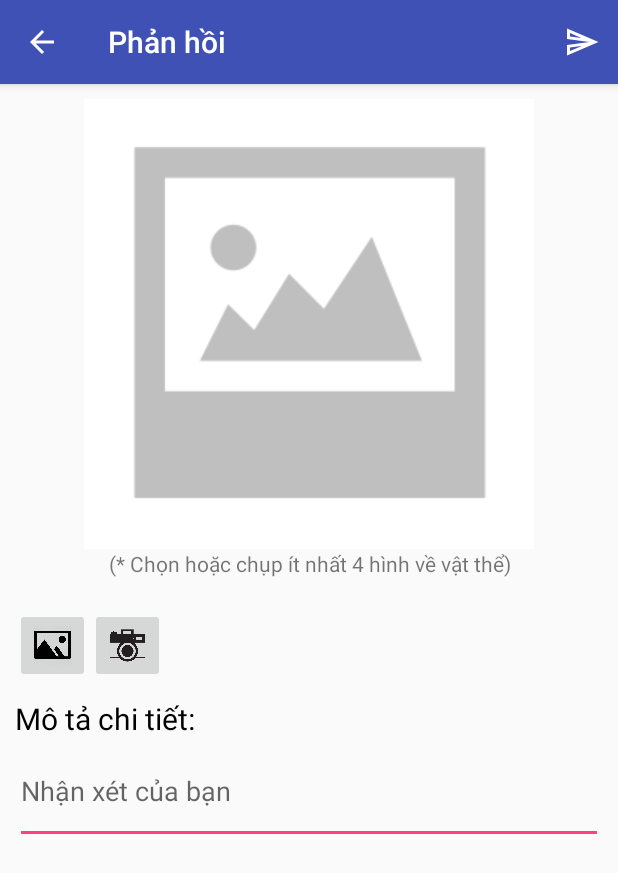
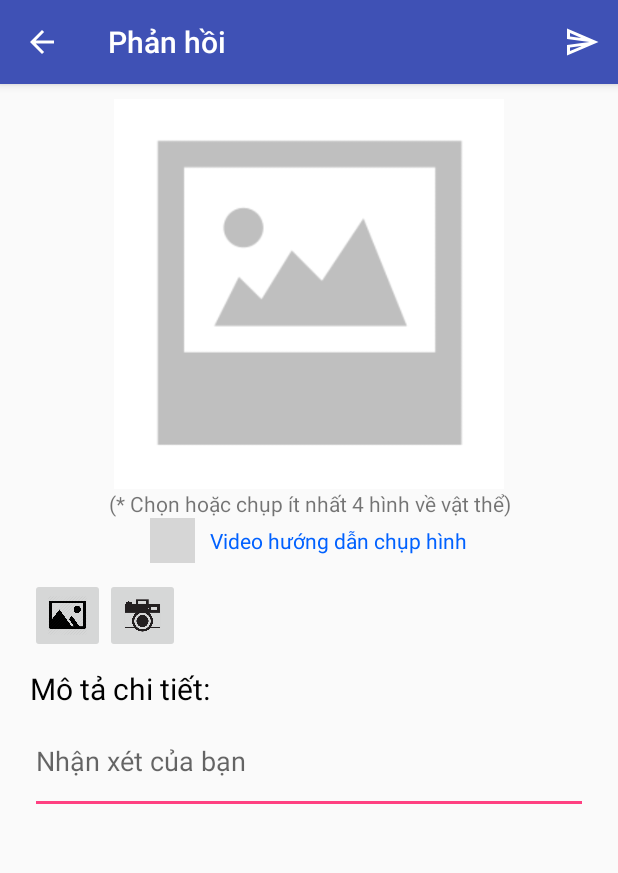
Before and after one commit to licod1997/safety-observation-client, an Android app: the SendFeedbackActivity screen opened directly, with no data from a screen before it, on a phone screen of 412 x 824 dp. Shown: the top 873 px of the screen. Run offline under Robolectric (Android 15) with nearby library versions, the phone set to English and light mode, and no system bars; our stand-ins replace Picasso; libraries missing offline, so code that uses them is left out: pl.aprilapps.easyphotopicker; pictures from the network do not load; grey boxes are pictures that could not be loaded.

```diff
--- a/app/src/main/res/layout/activity_send_feedback.xml
+++ b/app/src/main/res/layout/activity_send_feedback.xml
@@ -27,8 +27,8 @@
         />
         <ImageView
                 android:id="@+id/image_lorem"
-                android:layout_width="300dp"
-                android:layout_height="300dp"
+                android:layout_width="260dp"
+                android:layout_height="260dp"
                 android:src="@drawable/no_image_icon"
                 android:layout_gravity="center"
 
@@ -39,8 +39,27 @@
                 android:text="(* Chọn hoặc chụp ít nhất 4 hình về vật thể)"
                 android:gravity="center"
         />
-    </LinearLayout>
+        <LinearLayout
+                android:layout_width="wrap_content"
+                android:layout_height="wrap_content"
+                android:orientation="horizontal"
+        android:gravity="center"
+        android:layout_gravity="center"
+        android:id="@+id/layout_video_tutorial">
+            <ImageView android:layout_width="30dp" android:layout_height="30dp"
+                       android:src="@drawable/youtube_icon" android:layout_gravity="center"
 
+            />
+            <TextView
+                    android:layout_width="match_parent"
+                    android:layout_height="wrap_content"
+                    android:text="Video hướng dẫn chụp hình"
+                    android:gravity="center"
+                    android:layout_marginLeft="10dp"
+                    android:textColor="#0061ff"
+            />
+
+        </LinearLayout>
 
     <LinearLayout
             android:layout_width="match_parent"
@@ -87,3 +106,4 @@
 
 
 </LinearLayout>
+</LinearLayout>
--- a/app/src/main/res/layout/view_image.xml
+++ b/app/src/main/res/layout/view_image.xml
@@ -8,7 +8,7 @@
             android:layout_height="250dp"
             android:layout_gravity="center"
             android:layout_marginBottom="10dp"
-            android:scaleType="centerInside"/>
+            android:scaleType="fitXY"/>
 
 
 </FrameLayout>
```
